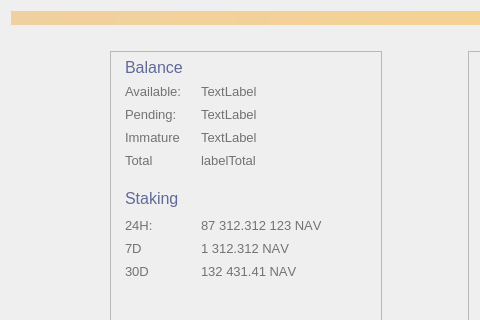
Before: the Qt Designer form src/qt/forms/overviewpage.ui in navcoin/navcoin-core, drawn with Qt 5; both pictures show x 0 to 480 and y 0 to 320 of the 850 by 511 pixel window.
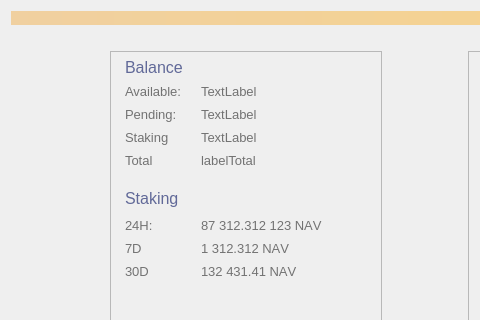
After: the same form once the commit is applied. Custom widgets are drawn as their Qt base class.

Commit message: gui: added staking amount on overview page

What changed in the file:
```diff
--- a/src/qt/forms/overviewpage.ui
+++ b/src/qt/forms/overviewpage.ui
@@ -382,7 +382,7 @@
                   <string notr="true">color: #727272</string>
                  </property>
                  <property name="text">
-                  <string>Immature</string>
+                  <string>Staking</string>
                  </property>
                  <property name="alignment">
                   <set>Qt::AlignLeading|Qt::AlignLeft|Qt::AlignVCenter</set>
```
The commit also changes 3 other files.
